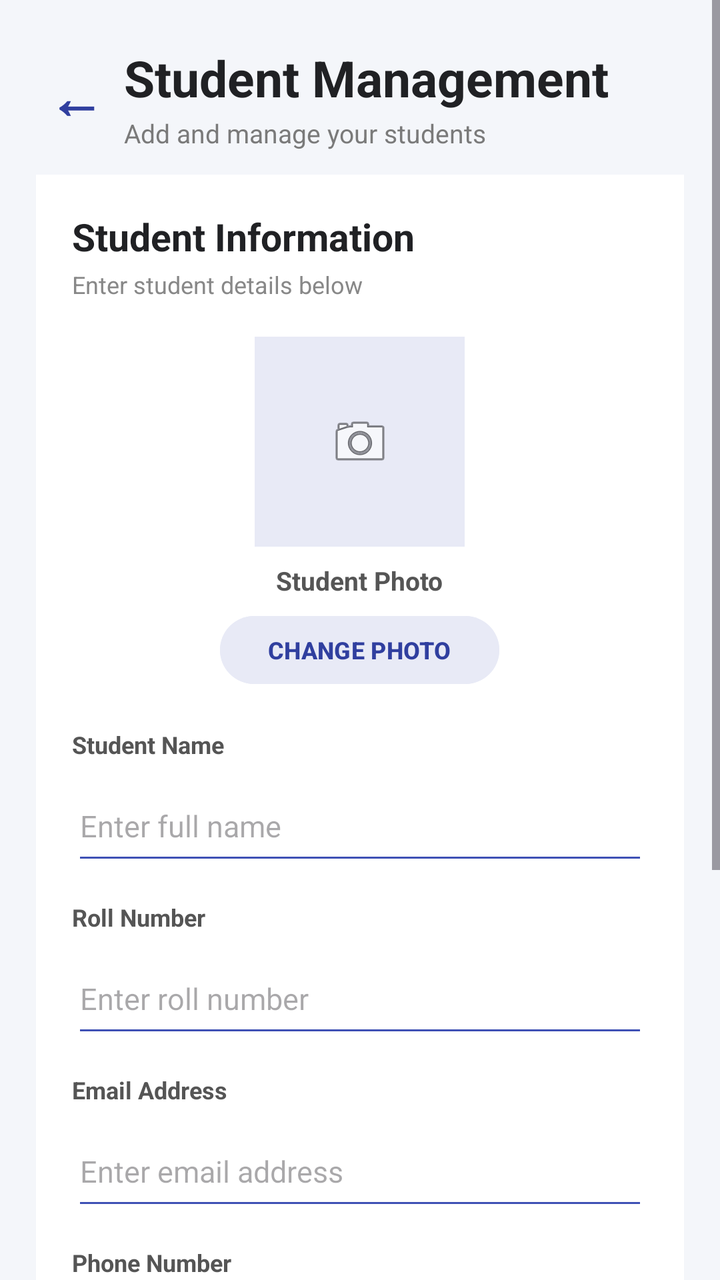
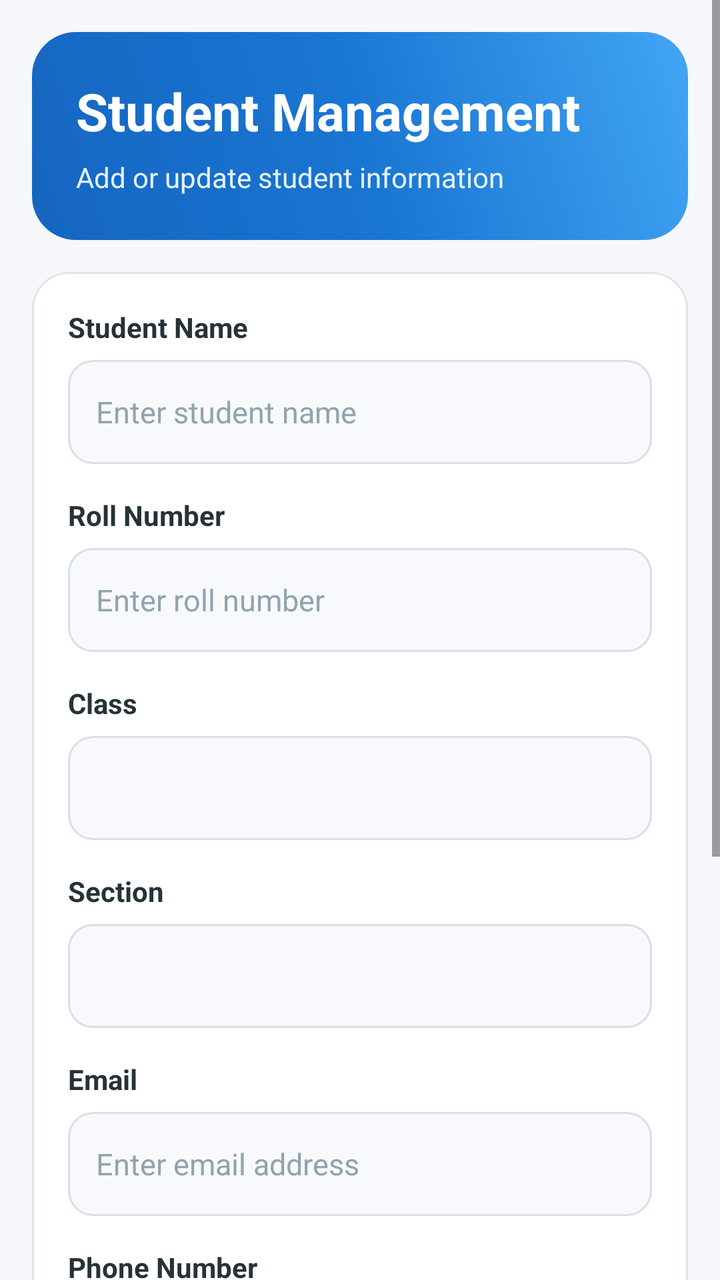

Before-and-after screenshots of an Android layout around one commit, followed by the original layout XML and the change that was made.
<!-- AndroidManifest.xml: application theme Theme.StudentAttendance -->
<!-- res/layout/activity_student.xml -->
<?xml version="1.0" encoding="utf-8"?>
<ScrollView
    xmlns:android="http://schemas.android.com/apk/res/android"
    android:layout_width="match_parent"
    android:layout_height="match_parent"
    android:fillViewport="true"
    android:background="#F4F6FA">

    <LinearLayout
        android:layout_width="match_parent"
        android:layout_height="wrap_content"
        android:orientation="vertical"
        android:padding="18dp">

        
        
        

        <LinearLayout
            android:layout_width="match_parent"
            android:layout_height="wrap_content"
            android:orientation="horizontal"
            android:gravity="center_vertical"
            android:paddingTop="4dp"
            android:paddingBottom="12dp">

            <TextView
                android:layout_width="40dp"
                android:layout_height="40dp"
                android:gravity="center"
                android:text="←"
                android:textColor="#303F9F"
                android:textSize="28sp"
                android:textStyle="bold" />

            <LinearLayout
                android:layout_width="0dp"
                android:layout_height="wrap_content"
                android:layout_weight="1"
                android:orientation="vertical"
                android:layout_marginStart="4dp">

                <TextView
                    android:layout_width="wrap_content"
                    android:layout_height="wrap_content"
                    android:text="Student Management"
                    android:textColor="#202124"
                    android:textSize="25sp"
                    android:textStyle="bold" />

                <TextView
                    android:layout_width="wrap_content"
                    android:layout_height="wrap_content"
                    android:layout_marginTop="2dp"
                    android:text="Add and manage your students"
                    android:textColor="#7A7A7A"
                    android:textSize="13sp" />

            </LinearLayout>

        </LinearLayout>


        
        
        

        <LinearLayout
            android:layout_width="match_parent"
            android:layout_height="wrap_content"
            android:orientation="vertical"
            android:padding="18dp"
            android:background="#FFFFFF">

            

            <TextView
                android:layout_width="wrap_content"
                android:layout_height="wrap_content"
                android:text="Student Information"
                android:textColor="#202124"
                android:textSize="19sp"
                android:textStyle="bold" />

            <TextView
                android:layout_width="wrap_content"
                android:layout_height="wrap_content"
                android:layout_marginTop="3dp"
                android:text="Enter student details below"
                android:textColor="#888888"
                android:textSize="12sp" />


            
            
            

            <LinearLayout
                android:layout_width="match_parent"
                android:layout_height="wrap_content"
                android:layout_marginTop="18dp"
                android:gravity="center"
                android:orientation="vertical">

                <ImageView
                    android:id="@+id/ivStudentPhoto"
                    android:layout_width="105dp"
                    android:layout_height="105dp"
                    android:background="#E8EAF6"
                    android:contentDescription="Student Photo"
                    android:padding="25dp"
                    android:scaleType="centerInside"
                    android:src="@android:drawable/ic_menu_camera" />

                <TextView
                    android:layout_width="wrap_content"
                    android:layout_height="wrap_content"
                    android:layout_marginTop="8dp"
                    android:text="Student Photo"
                    android:textColor="#555555"
                    android:textSize="13sp"
                    android:textStyle="bold" />

                <Button
                    android:id="@+id/btnSelectPhoto"
                    android:layout_width="wrap_content"
                    android:layout_height="42dp"
                    android:layout_marginTop="5dp"
                    android:backgroundTint="#E8EAF6"
                    android:text="CHANGE PHOTO"
                    android:textColor="#303F9F"
                    android:textSize="12sp"
                    android:textStyle="bold" />

            </LinearLayout>


            
            
            

            <TextView
                android:layout_width="wrap_content"
                android:layout_height="wrap_content"
                android:layout_marginTop="18dp"
                android:text="Student Name"
                android:textColor="#555555"
                android:textSize="12sp"
                android:textStyle="bold" />

            <EditText
                android:id="@+id/etStudentName"
                android:layout_width="match_parent"
                android:layout_height="52dp"
                android:layout_marginTop="5dp"
                android:backgroundTint="#3F51B5"
                android:hint="Enter full name"
                android:inputType="textPersonName"
                android:paddingStart="4dp"
                android:paddingEnd="4dp"
                android:singleLine="true"
                android:textSize="15sp" />


            
            
            

            <TextView
                android:layout_width="wrap_content"
                android:layout_height="wrap_content"
                android:layout_marginTop="13dp"
                android:text="Roll Number"
                android:textColor="#555555"
                android:textSize="12sp"
                android:textStyle="bold" />

            <EditText
                android:id="@+id/etRollNumber"
                android:layout_width="match_parent"
                android:layout_height="52dp"
                android:layout_marginTop="5dp"
                android:backgroundTint="#3F51B5"
                android:hint="Enter roll number"
                android:inputType="text"
                android:paddingStart="4dp"
                android:paddingEnd="4dp"
                android:singleLine="true"
                android:textSize="15sp" />


            
            
            

            <TextView
                android:layout_width="wrap_content"
                android:layout_height="wrap_content"
                android:layout_marginTop="13dp"
                android:text="Email Address"
                android:textColor="#555555"
                android:textSize="12sp"
                android:textStyle="bold" />

            <EditText
                android:id="@+id/etStudentEmail"
                android:layout_width="match_parent"
                android:layout_height="52dp"
                android:layout_marginTop="5dp"
                android:backgroundTint="#3F51B5"
                android:hint="Enter email address"
                android:inputType="textEmailAddress"
                android:paddingStart="4dp"
                android:paddingEnd="4dp"
                android:singleLine="true"
                android:textSize="15sp" />


            
            
            

            <TextView
                android:layout_width="wrap_content"
                android:layout_height="wrap_content"
                android:layout_marginTop="13dp"
                android:text="Phone Number"
                android:textColor="#555555"
                android:textSize="12sp"
                android:textStyle="bold" />

            <EditText
                android:id="@+id/etStudentPhone"
                android:layout_width="match_parent"
                android:layout_height="52dp"
                android:layout_marginTop="5dp"
                android:backgroundTint="#3F51B5"
                android:hint="Enter phone number"
                android:inputType="phone"
                android:paddingStart="4dp"
                android:paddingEnd="4dp"
                android:singleLine="true"
                android:textSize="15sp" />


            
            
            

            <Button
                android:id="@+id/btnAddStudent"
                android:layout_width="match_parent"
                android:layout_height="54dp"
                android:layout_marginTop="22dp"
                android:backgroundTint="#3F51B5"
                android:text="ADD STUDENT"
                android:textColor="#FFFFFF"
                android:textSize="14sp"
                android:textStyle="bold" />


            
            
            

            <Button
                android:id="@+id/btnCancelEdit"
                android:layout_width="match_parent"
                android:layout_height="48dp"
                android:layout_marginTop="8dp"
                android:backgroundTint="#757575"
                android:text="CANCEL EDIT"
                android:textColor="#FFFFFF"
                android:textSize="13sp"
                android:textStyle="bold"
                android:visibility="gone" />


            
            
            

            <ProgressBar
                android:id="@+id/progressBar"
                android:layout_width="wrap_content"
                android:layout_height="wrap_content"
                android:layout_gravity="center"
                android:layout_marginTop="12dp"
                android:visibility="gone" />


            
            
            

            <TextView
                android:id="@+id/tvMessage"
                android:layout_width="match_parent"
                android:layout_height="wrap_content"
                android:layout_marginTop="10dp"
                android:gravity="center"
                android:text=""
                android:textSize="13sp"
                android:textStyle="bold" />

        </LinearLayout>


        
        
        

        <LinearLayout
            android:layout_width="match_parent"
            android:layout_height="wrap_content"
            android:layout_marginTop="22dp"
            android:gravity="center_vertical"
            android:orientation="horizontal">

            <LinearLayout
                android:layout_width="0dp"
                android:layout_height="wrap_content"
                android:layout_weight="1"
                android:orientation="vertical">

                <TextView
                    android:layout_width="wrap_content"
                    android:layout_height="wrap_content"
                    android:text="Student List"
                    android:textColor="#202124"
                    android:textSize="21sp"
                    android:textStyle="bold" />

                <TextView
                    android:layout_width="wrap_content"
                    android:layout_height="wrap_content"
                    android:layout_marginTop="2dp"
                    android:text="All registered students"
                    android:textColor="#888888"
                    android:textSize="12sp" />

            </LinearLayout>

        </LinearLayout>


        
        
        

        <LinearLayout
            android:id="@+id/llStudentList"
            android:layout_width="match_parent"
            android:layout_height="wrap_content"
            android:layout_marginTop="12dp"
            android:orientation="vertical" />

        

        <Space
            android:layout_width="match_parent"
            android:layout_height="25dp" />

    </LinearLayout>

</ScrollView>
<!-- resources referenced by this layout -->
<resources>
  <style name="Theme.StudentAttendance" parent="Base.Theme.StudentAttendance" />
  <style name="Base.Theme.StudentAttendance" parent="Theme.Material3.DayNight.NoActionBar">
          
          
      </style>
</resources>

<!-- the commit's change to res/layout/activity_student.xml (unified diff, before → after) -->
@@ -1,65 +1,14 @@
-<?xml version="1.0" encoding="utf-8"?>
-<ScrollView
-    xmlns:android="http://schemas.android.com/apk/res/android"
+<ScrollView xmlns:android="http://schemas.android.com/apk/res/android"
     android:layout_width="match_parent"
     android:layout_height="match_parent"
-    android:fillViewport="true"
-    android:background="#F4F6FA">
+    android:background="#F5F7FB"
+    android:fillViewport="true">
 
     <LinearLayout
         android:layout_width="match_parent"
         android:layout_height="wrap_content"
         android:orientation="vertical"
-        android:padding="18dp">
-
-        
-        
-        
-
-        <LinearLayout
-            android:layout_width="match_parent"
-            android:layout_height="wrap_content"
-            android:orientation="horizontal"
-            android:gravity="center_vertical"
-            android:paddingTop="4dp"
-            android:paddingBottom="12dp">
-
-            <TextView
-                android:layout_width="40dp"
-                android:layout_height="40dp"
-                android:gravity="center"
-                android:text="←"
-                android:textColor="#303F9F"
-                android:textSize="28sp"
-                android:textStyle="bold" />
-
-            <LinearLayout
-                android:layout_width="0dp"
-                android:layout_height="wrap_content"
-                android:layout_weight="1"
-                android:orientation="vertical"
-                android:layout_marginStart="4dp">
-
-                <TextView
-                    android:layout_width="wrap_content"
-                    android:layout_height="wrap_content"
-                    android:text="Student Management"
-                    android:textColor="#202124"
-                    android:textSize="25sp"
-                    android:textStyle="bold" />
-
-                <TextView
-                    android:layout_width="wrap_content"
-                    android:layout_height="wrap_content"
-                    android:layout_marginTop="2dp"
-                    android:text="Add and manage your students"
-                    android:textColor="#7A7A7A"
-                    android:textSize="13sp" />
-
-            </LinearLayout>
-
-        </LinearLayout>
-
+        android:padding="16dp">
 
         
         
@@ -69,239 +18,24 @@
             android:layout_width="match_parent"
             android:layout_height="wrap_content"
             android:orientation="vertical"
-            android:padding="18dp"
-            android:background="#FFFFFF">
-
-            
-
-            <TextView
-                android:layout_width="wrap_content"
-                android:layout_height="wrap_content"
-                android:text="Student Information"
-                android:textColor="#202124"
-                android:textSize="19sp"
-                android:textStyle="bold" />
-
-            <TextView
-                android:layout_width="wrap_content"
-                android:layout_height="wrap_content"
-                android:layout_marginTop="3dp"
-                android:text="Enter student details below"
-                android:textColor="#888888"
-                android:textSize="12sp" />
-
-
-            
-            
-            
-
-            <LinearLayout
-                android:layout_width="match_parent"
-                android:layout_height="wrap_content"
-                android:layout_marginTop="18dp"
-                android:gravity="center"
-                android:orientation="vertical">
-
-                <ImageView
-                    android:id="@+id/ivStudentPhoto"
-                    android:layout_width="105dp"
-                    android:layout_height="105dp"
-                    android:background="#E8EAF6"
-                    android:contentDescription="Student Photo"
-                    android:padding="25dp"
-                    android:scaleType="centerInside"
-                    android:src="@android:drawable/ic_menu_camera" />
-
-                <TextView
-                    android:layout_width="wrap_content"
-                    android:layout_height="wrap_content"
-                    android:layout_marginTop="8dp"
-                    android:text="Student Photo"
-                    android:textColor="#555555"
-                    android:textSize="13sp"
-                    android:textStyle="bold" />
-
-                <Button
-                    android:id="@+id/btnSelectPhoto"
-                    android:layout_width="wrap_content"
-                    android:layout_height="42dp"
-                    android:layout_marginTop="5dp"
-                    android:backgroundTint="#E8EAF6"
-                    android:text="CHANGE PHOTO"
-                    android:textColor="#303F9F"
-                    android:textSize="12sp"
-                    android:textStyle="bold" />
-
-            </LinearLayout>
-
-
-            
-            
-            
-
-            <TextView
-                android:layout_width="wrap_content"
-                android:layout_height="wrap_content"
-                android:layout_marginTop="18dp"
-                android:text="Student Name"
-                android:textColor="#555555"
-                android:textSize="12sp"
-                android:textStyle="bold" />
-
-            <EditText
-                android:id="@+id/etStudentName"
-                android:layout_width="match_parent"
-                android:layout_height="52dp"
-                android:layout_marginTop="5dp"
-                android:backgroundTint="#3F51B5"
-                android:hint="Enter full name"
-                android:inputType="textPersonName"
-                android:paddingStart="4dp"
-                android:paddingEnd="4dp"
-                android:singleLine="true"
-                android:textSize="15sp" />
-
-
-            
-            
-            
-
-            <TextView
-                android:layout_width="wrap_content"
-                android:layout_height="wrap_content"
-                android:layout_marginTop="13dp"
-                android:text="Roll Number"
-                android:textColor="#555555"
-                android:textSize="12sp"
-                android:textStyle="bold" />
-
-            <EditText
-                android:id="@+id/etRollNumber"
-                android:layout_width="match_parent"
-                android:layout_height="52dp"
-                android:layout_marginTop="5dp"
-                android:backgroundTint="#3F51B5"
-                android:hint="Enter roll number"
-                android:inputType="text"
-                android:paddingStart="4dp"
-                android:paddingEnd="4dp"
-                android:singleLine="true"
-                android:textSize="15sp" />
-
-
-            
-            
-            
-
-            <TextView
-                android:layout_width="wrap_content"
-                android:layout_height="wrap_content"
-                android:layout_marginTop="13dp"
-                android:text="Email Address"
-                android:textColor="#555555"
-                android:textSize="12sp"
-                android:textStyle="bold" />
-
-            <EditText
-                android:id="@+id/etStudentEmail"
-                android:layout_width="match_parent"
-                android:layout_height="52dp"
-                android:layout_marginTop="5dp"
-                android:backgroundTint="#3F51B5"
-                android:hint="Enter email address"
-                android:inputType="textEmailAddress"
-                android:paddingStart="4dp"
-                android:paddingEnd="4dp"
-                android:singleLine="true"
-                android:textSize="15sp" />
-
-
-            
-            
-            
-
-            <TextView
-                android:layout_width="wrap_content"
-                android:layout_height="wrap_content"
-                android:layout_marginTop="13dp"
-                android:text="Phone Number"
-                android:textColor="#555555"
-                android:textSize="12sp"
-                android:textStyle="bold" />
-
-            <EditText
-                android:id="@+id/etStudentPhone"
-                android:layout_width="match_parent"
-                android:layout_height="52dp"
-                android:layout_marginTop="5dp"
-                android:backgroundTint="#3F51B5"
-                android:hint="Enter phone number"
-                android:inputType="phone"
-                android:paddingStart="4dp"
-                android:paddingEnd="4dp"
-                android:singleLine="true"
-                android:textSize="15sp" />
-
-
-            
-            
-            
-
-            <Button
-                android:id="@+id/btnAddStudent"
-                android:layout_width="match_parent"
-                android:layout_height="54dp"
-                android:layout_marginTop="22dp"
-                android:backgroundTint="#3F51B5"
-                android:text="ADD STUDENT"
+            android:padding="22dp"
+            android:background="@drawable/bg_dashboard_header_new">
+
+            <TextView
+                android:layout_width="wrap_content"
+                android:layout_height="wrap_content"
+                android:text="Student Management"
                 android:textColor="#FFFFFF"
-                android:textSize="14sp"
-                android:textStyle="bold" />
-
-
-            
-            
-            
-
-            <Button
-                android:id="@+id/btnCancelEdit"
-                android:layout_width="match_parent"
-                android:layout_height="48dp"
-                android:layout_marginTop="8dp"
-                android:backgroundTint="#757575"
-                android:text="CANCEL EDIT"
-                android:textColor="#FFFFFF"
-                android:textSize="13sp"
-                android:textStyle="bold"
-                android:visibility="gone" />
-
-
-            
-            
-            
-
-            <ProgressBar
-                android:id="@+id/progressBar"
-                android:layout_width="wrap_content"
-                android:layout_height="wrap_content"
-                android:layout_gravity="center"
-                android:layout_marginTop="12dp"
-                android:visibility="gone" />
-
-
-            
-            
-            
-
-            <TextView
-                android:id="@+id/tvMessage"
-                android:layout_width="match_parent"
-                android:layout_height="wrap_content"
-                android:layout_marginTop="10dp"
-                android:gravity="center"
-                android:text=""
-                android:textSize="13sp"
-                android:textStyle="bold" />
+                android:textSize="26sp"
+                android:textStyle="bold" />
+
+            <TextView
+                android:layout_width="wrap_content"
+                android:layout_height="wrap_content"
+                android:layout_marginTop="6dp"
+                android:text="Add or update student information"
+                android:textColor="#E3F2FD"
+                android:textSize="14sp" />
 
         </LinearLayout>
 
@@ -313,53 +47,264 @@
         <LinearLayout
             android:layout_width="match_parent"
             android:layout_height="wrap_content"
-            android:layout_marginTop="22dp"
-            android:gravity="center_vertical"
-            android:orientation="horizontal">
-
-            <LinearLayout
-                android:layout_width="0dp"
-                android:layout_height="wrap_content"
-                android:layout_weight="1"
-                android:orientation="vertical">
-
-                <TextView
-                    android:layout_width="wrap_content"
-                    android:layout_height="wrap_content"
-                    android:text="Student List"
-                    android:textColor="#202124"
-                    android:textSize="21sp"
-                    android:textStyle="bold" />
-
-                <TextView
-                    android:layout_width="wrap_content"
-                    android:layout_height="wrap_content"
-                    android:layout_marginTop="2dp"
-                    android:text="All registered students"
-                    android:textColor="#888888"
-                    android:textSize="12sp" />
-
-            </LinearLayout>
+            android:layout_marginTop="16dp"
+            android:orientation="vertical"
+            android:padding="18dp"
+            android:background="@drawable/bg_student_filter">
+
+
+            
+
+            <TextView
+                android:layout_width="wrap_content"
+                android:layout_height="wrap_content"
+                android:text="Student Name"
+                android:textColor="#263238"
+                android:textSize="14sp"
+                android:textStyle="bold" />
+
+            <EditText
+                android:id="@+id/etStudentName"
+                android:layout_width="match_parent"
+                android:layout_height="52dp"
+                android:layout_marginTop="7dp"
+                android:background="@drawable/bg_spinner"
+                android:hint="Enter student name"
+                android:inputType="textPersonName"
+                android:paddingStart="14dp"
+                android:paddingEnd="14dp"
+                android:textColor="#263238"
+                android:textColorHint="#90A4AE"
+                android:textSize="15sp" />
+
+
+            
+
+            <TextView
+                android:layout_width="wrap_content"
+                android:layout_height="wrap_content"
+                android:layout_marginTop="16dp"
+                android:text="Roll Number"
+                android:textColor="#263238"
+                android:textSize="14sp"
+                android:textStyle="bold" />
+
+            <EditText
+                android:id="@+id/etRollNumber"
+                android:layout_width="match_parent"
+                android:layout_height="52dp"
+                android:layout_marginTop="7dp"
+                android:background="@drawable/bg_spinner"
+                android:hint="Enter roll number"
+                android:inputType="text"
+                android:paddingStart="14dp"
+                android:paddingEnd="14dp"
+                android:textColor="#263238"
+                android:textColorHint="#90A4AE"
+                android:textSize="15sp" />
+
+
+            
+            
+            
+
+            <TextView
+                android:layout_width="wrap_content"
+                android:layout_height="wrap_content"
+                android:layout_marginTop="16dp"
+                android:text="Class"
+                android:textColor="#263238"
+                android:textSize="14sp"
+                android:textStyle="bold" />
+
+            <Spinner
+                android:id="@+id/spinnerStudentClass"
+                android:layout_width="match_parent"
+                android:layout_height="52dp"
+                android:layout_marginTop="7dp"
+                android:background="@drawable/bg_spinner"
+                android:paddingStart="12dp"
+                android:paddingEnd="12dp" />
+
+
+            
+            
+            
+
+            <TextView
+                android:layout_width="wrap_content"
+                android:layout_height="wrap_content"
+                android:layout_marginTop="16dp"
+                android:text="Section"
+                android:textColor="#263238"
+                android:textSize="14sp"
+                android:textStyle="bold" />
+
+            <Spinner
+                android:id="@+id/spinnerStudentSection"
+                android:layout_width="match_parent"
+                android:layout_height="52dp"
+                android:layout_marginTop="7dp"
+                android:background="@drawable/bg_spinner"
+                android:paddingStart="12dp"
+                android:paddingEnd="12dp" />
+
+
+            
+            
+            
+
+            <TextView
+                android:layout_width="wrap_content"
+                android:layout_height="wrap_content"
+                android:layout_marginTop="16dp"
+                android:text="Email"
+                android:textColor="#263238"
+                android:textSize="14sp"
+                android:textStyle="bold" />
+
+            <EditText
+                android:id="@+id/etStudentEmail"
+                android:layout_width="match_parent"
+                android:layout_height="52dp"
+                android:layout_marginTop="7dp"
+                android:background="@drawable/bg_spinner"
+                android:hint="Enter email address"
+                android:inputType="textEmailAddress"
+                android:paddingStart="14dp"
+                android:paddingEnd="14dp"
+                android:textColor="#263238"
+                android:textColorHint="#90A4AE"
+                android:textSize="15sp" />
+
+
+            
+            
+            
+
+            <TextView
+                android:layout_width="wrap_content"
+                android:layout_height="wrap_content"
+                android:layout_marginTop="16dp"
+                android:text="Phone Number"
+                android:textColor="#263238"
+                android:textSize="14sp"
+                android:textStyle="bold" />
+
+            <EditText
+                android:id="@+id/etStudentPhone"
+                android:layout_width="match_parent"
+                android:layout_height="52dp"
+                android:layout_marginTop="7dp"
+                android:background="@drawable/bg_spinner"
+                android:hint="Enter phone number"
+                android:inputType="phone"
+                android:paddingStart="14dp"
+                android:paddingEnd="14dp"
+                android:textColor="#263238"
+                android:textColorHint="#90A4AE"
+                android:textSize="15sp" />
+
+
+            
+            
+            
+
+            <TextView
+                android:layout_width="wrap_content"
+                android:layout_height="wrap_content"
+                android:layout_marginTop="18dp"
+                android:text="Student Photo"
+                android:textColor="#263238"
+                android:textSize="14sp"
+                android:textStyle="bold" />
+
+            <ImageView
+                android:id="@+id/ivStudentPhoto"
+                android:layout_width="110dp"
+                android:layout_height="110dp"
+                android:layout_gravity="center_horizontal"
+                android:layout_marginTop="12dp"
+                android:contentDescription="Student Photo"
+                android:scaleType="centerCrop"
+                android:src="@android:drawable/ic_menu_camera"
+                android:visibility="gone" />
+
+            <Button
+                android:id="@+id/btnSelectPhoto"
+                android:layout_width="match_parent"
+                android:layout_height="50dp"
+                android:layout_marginTop="10dp"
+                android:text="SELECT PHOTO"
+                android:textAllCaps="false"
+                android:textColor="#1565C0"
+                android:textSize="15sp" />
+
+
+            
+            
+            
+
+            <TextView
+                android:id="@+id/tvMessage"
+                android:layout_width="match_parent"
+                android:layout_height="wrap_content"
+                android:layout_marginTop="12dp"
+                android:gravity="center"
+                android:text=""
+                android:textSize="14sp" />
+
+
+            
+            
+            
+
+            <ProgressBar
+                android:id="@+id/progressBar"
+                android:layout_width="wrap_content"
+                android:layout_height="wrap_content"
+                android:layout_gravity="center_horizontal"
+                android:layout_marginTop="10dp"
+                android:visibility="gone" />
+
+
+            
+            
+            
+
+            <Button
+                android:id="@+id/btnAddStudent"
+                android:layout_width="match_parent"
+                android:layout_height="54dp"
+                android:layout_marginTop="18dp"
+                android:text="ADD STUDENT"
+                android:textAllCaps="false"
+                android:textSize="16sp"
+                android:textStyle="bold" />
+
+
+            
+            
+            
+
+            <Button
+                android:id="@+id/btnCancelEdit"
+                android:layout_width="match_parent"
+                android:layout_height="50dp"
+                android:layout_marginTop="10dp"
+                android:text="CANCEL EDIT"
+                android:textAllCaps="false"
+                android:textSize="15sp"
+                android:visibility="gone" />
 
         </LinearLayout>
 
 
         
-        
-        
-
-        <LinearLayout
-            android:id="@+id/llStudentList"
+
+        <View
             android:layout_width="match_parent"
-            android:layout_height="wrap_content"
-            android:layout_marginTop="12dp"
-            android:orientation="vertical" />
-
-        
-
-        <Space
-            android:layout_width="match_parent"
-            android:layout_height="25dp" />
+            android:layout_height="20dp" />
 
     </LinearLayout>
 
<!-- resource entries referenced after the edit -->
@@ -1,5 +1,46 @@
 <!-- resources referenced by this layout -->
 <resources>
+  <!-- drawable bg_dashboard_header_new (drawable) -->
+  <?xml version="1.0" encoding="utf-8"?>
+  <shape xmlns:android="http://schemas.android.com/apk/res/android">
+  
+      <gradient
+          android:angle="45"
+          android:startColor="#1565C0"
+          android:centerColor="#1976D2"
+          android:endColor="#42A5F5" />
+  
+      <corners android:radius="22dp" />
+  
+  </shape>
+  <!-- drawable bg_spinner (drawable) -->
+  <?xml version="1.0" encoding="utf-8"?>
+  <shape xmlns:android="http://schemas.android.com/apk/res/android">
+  
+      <solid
+          android:color="#F8F9FC" />
+  
+      <corners
+          android:radius="12dp" />
+  
+      <stroke
+          android:width="1dp"
+          android:color="#D9DEE8" />
+  
+  </shape>
+  <!-- drawable bg_student_filter (drawable) -->
+  <?xml version="1.0" encoding="utf-8"?>
+  <shape xmlns:android="http://schemas.android.com/apk/res/android">
+  
+      <solid android:color="#FFFFFF" />
+  
+      <corners android:radius="18dp" />
+  
+      <stroke
+          android:width="1dp"
+          android:color="#E1E5EA" />
+  
+  </shape>
   <style name="Theme.StudentAttendance" parent="Base.Theme.StudentAttendance" />
   <style name="Base.Theme.StudentAttendance" parent="Theme.Material3.DayNight.NoActionBar">
           
